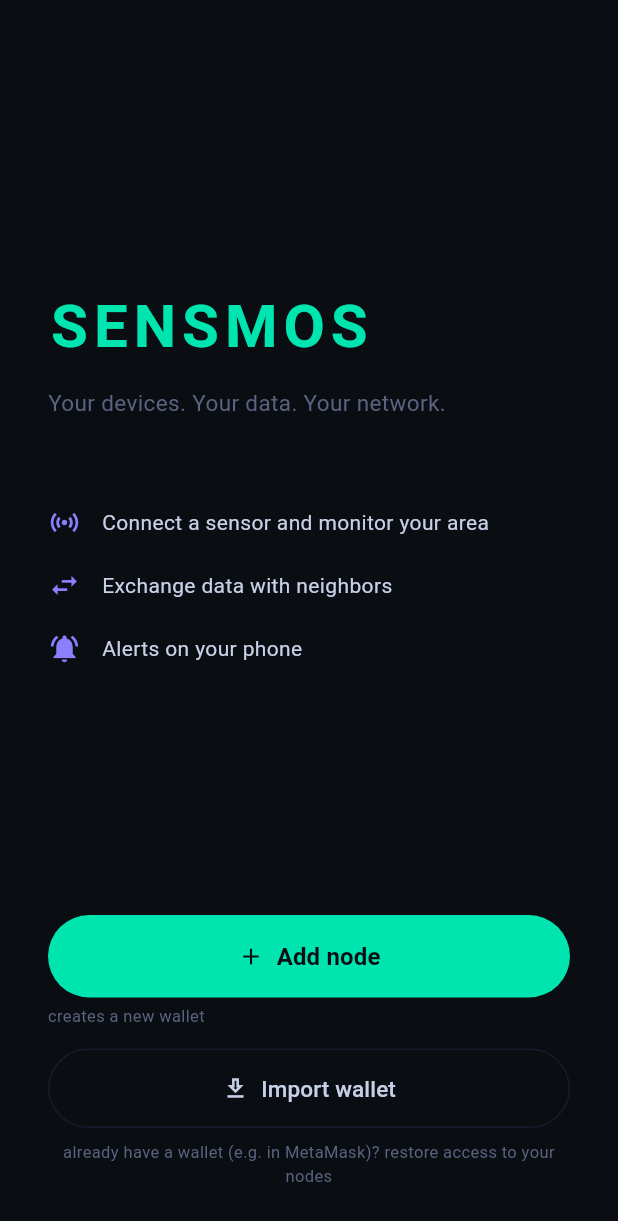
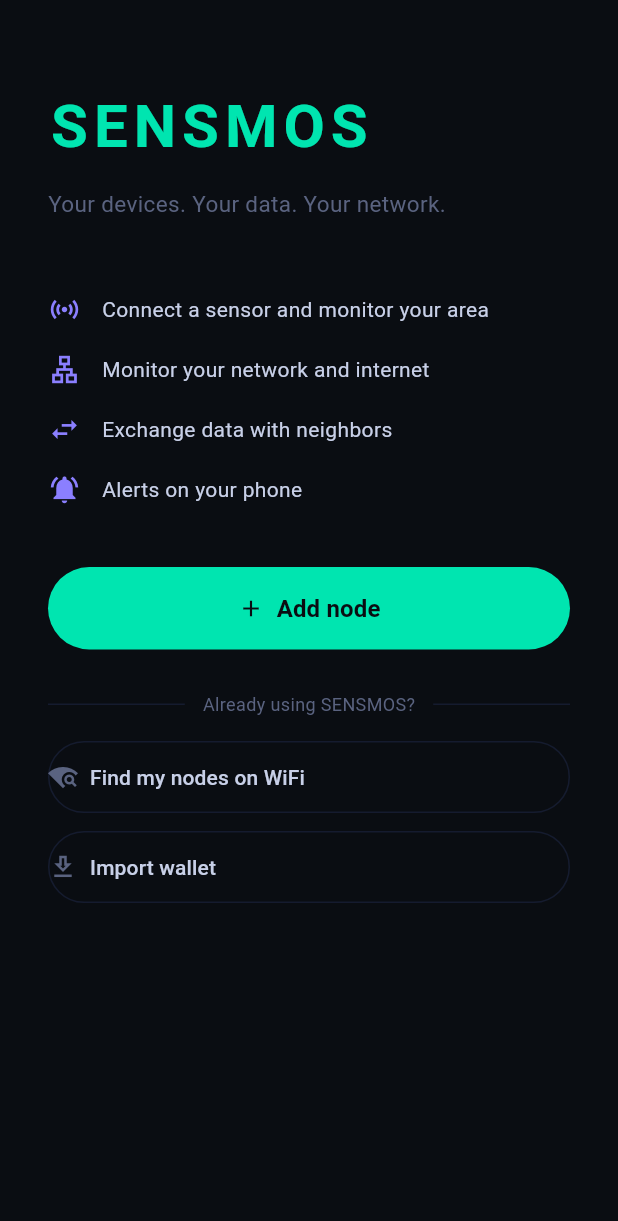
Before and after one commit to Galusz/sensmos-app, a Flutter app: the screen it shows after launch, on a phone screen of 412 x 824 dp. Shown: the top 1221 px of the screen. Run offline on Flutter 3.47's test engine with Material 3 defaults, Android fonts, the phone set to English and light mode, and no system bars; our stand-ins replace equatable, firebase_core, firebase_messaging, flutter_bloc, flutter_blue_plus, flutter_secure_storage and 4 more; missing offline and left inert: pointycastle, web3dart; accounts and stored records are empty.

Commit message:
v1.1.9: welcome — 3 clear paths; permanent node delete only in network section
- Welcome: primary 'Add node' (no wallet-jargon), then a divider + 'Already using
  SENSMOS?' with 'Find my nodes on WiFi' (opens LAN search directly) and 'Import wallet'.
  Added 'monitor your network' to the value bullets.
- Fixed 'deactivated widget ancestor' crash on wallet import (dispatch WalletImported last).
- Permanent network delete removed from a node's own Settings; it lives only in the
  'My nodes on the network' section (delete belongs to the network view, not local config).

```diff
--- a/lib/l10n.dart
+++ b/lib/l10n.dart
@@ -226,6 +226,9 @@
   "Kopiuj ID": "Copy ID",
   "Importuj klucz prywatny": "Import private key",
   "Importuj portfel": "Import wallet",
+  "Monitoruj sieć i internet": "Monitor your network and internet",
+  "Korzystałeś już z SENSMOS?": "Already using SENSMOS?",
+  "Wyszukaj moje nody w sieci WiFi": "Find my nodes on WiFi",
   "Dodaj node": "Add node",
   "tworzy nowy portfel": "creates a new wallet",
   "masz już portfel (np. w MetaMask)? odzyskaj dostęp do swoich nodów": "already have a wallet (e.g. in MetaMask)? restore access to your nodes",
--- a/lib/screens/node/node_manager_screen.dart
+++ b/lib/screens/node/node_manager_screen.dart
@@ -13,8 +13,9 @@
 import '../../l10n.dart';
 
 class NodeManagerScreen extends StatefulWidget {
-  const NodeManagerScreen({super.key, this.popOnActivate = false});
+  const NodeManagerScreen({super.key, this.popOnActivate = false, this.initialTab});
   final bool popOnActivate;
+  final int? initialTab;   // 0=Dodaj 1=Szukaj 2=Ręcznie (z ekranu welcome)
   @override State<NodeManagerScreen> createState() => _NodeManagerScreenState();
 }
 
@@ -27,7 +28,7 @@
 }
 
 class _NodeManagerScreenState extends State<NodeManagerScreen> {
-  _Tab    _tab     = _Tab.add;
+  late _Tab _tab = _Tab.values[widget.initialTab ?? 0];
   bool    _busy    = false;
   String  _status  = '';
   String? _error;
--- a/lib/screens/onboarding/onboarding_screen.dart
+++ b/lib/screens/onboarding/onboarding_screen.dart
@@ -7,14 +7,14 @@
 import '../../services/wallet_service.dart';
 import '../node/node_manager_screen.dart';
 
-/// Ekran powitalny (welcome). Dwie sciezki: dodaj node (tworzy nowy portfel
-/// przy pierwszym nodzie) albo zaimportuj istniejacy portfel (np. z MetaMask).
+/// Ekran powitalny (welcome). Nowy start (dodaj node) — albo, jeśli już
+/// korzystałeś z SENSMOS: wyszukaj swoje nody w WiFi lub zaimportuj portfel.
 class OnboardingScreen extends StatelessWidget {
   const OnboardingScreen({super.key});
 
-  void _addNode(BuildContext context) {
+  void _openNodeManager(BuildContext context, int tab) {
     Navigator.push(context,
-        MaterialPageRoute(builder: (_) => const NodeManagerScreen()));
+        MaterialPageRoute(builder: (_) => NodeManagerScreen(initialTab: tab)));
   }
 
   Future<void> _importWallet(BuildContext context) async {
@@ -44,15 +44,16 @@
       ),
     );
     if (pk == null || pk.isEmpty) return;
+    // Wszystko wyłuskane PRZED await; WalletImported (przełącza ekran → dispose) na końcu.
     final ws = context.read<WalletService>();
     final messenger = ScaffoldMessenger.of(context);
     final bloc = context.read<CoreBloc>();
     try {
       final w = await ws.restore(pk);
-      bloc.add(WalletImported());
       messenger.showSnackBar(SnackBar(content: Text(
           tr('Portfel zaimportowany: %s',
              ['${w.address.substring(0,6)}…${w.address.substring(w.address.length-4)}']))));
+      bloc.add(WalletImported());
     } catch (_) {
       messenger.showSnackBar(SnackBar(
           content: Text(tr('Nieprawidłowy klucz prywatny')),
@@ -64,13 +65,12 @@
   Widget build(BuildContext context) {
     return Scaffold(
       body: SafeArea(
-        child: Padding(
+        child: SingleChildScrollView(
           padding: const EdgeInsets.all(32),
           child: Column(
-            mainAxisAlignment: MainAxisAlignment.center,
             crossAxisAlignment: CrossAxisAlignment.start,
             children: [
-              const Spacer(),
+              const SizedBox(height: 24),
               const Text('SENSMOS',
                   style: TextStyle(
                       color: AppTheme.teal,
@@ -80,15 +80,18 @@
               const SizedBox(height: 12),
               Text(tr('Twoje urządzenia. Twoje dane. Twoja sieć.'),
                   style: const TextStyle(color: AppTheme.muted, fontSize: 15)),
-              const SizedBox(height: 48),
+              const SizedBox(height: 40),
               _bullet(Icons.sensors, tr('Podłącz czujnik i monitoruj okolicę')),
+              _bullet(Icons.lan_outlined, tr('Monitoruj sieć i internet')),
               _bullet(Icons.swap_horiz, tr('Wymieniaj dane z sąsiadami')),
               _bullet(Icons.notifications_active, tr('Alerty na telefon')),
-              const Spacer(),
+              const SizedBox(height: 32),
+
+              // ── Nowy start ──
               SizedBox(
                 width: double.infinity,
                 child: FilledButton.icon(
-                  onPressed: () => _addNode(context),
+                  onPressed: () => _openNodeManager(context, 0),
                   style: FilledButton.styleFrom(
                     backgroundColor: AppTheme.teal,
                     foregroundColor: AppTheme.bg,
@@ -99,29 +102,32 @@
                       style: const TextStyle(fontSize: 16, fontWeight: FontWeight.bold)),
                 ),
               ),
-              const SizedBox(height: 4),
-              Text(tr('tworzy nowy portfel'),
-                  style: const TextStyle(color: AppTheme.muted, fontSize: 11),
-                  textAlign: TextAlign.center),
-              const SizedBox(height: 14),
-              SizedBox(
-                width: double.infinity,
-                child: OutlinedButton.icon(
-                  onPressed: () => _importWallet(context),
-                  style: OutlinedButton.styleFrom(
-                    foregroundColor: AppTheme.text,
-                    side: const BorderSide(color: AppTheme.border),
-                    padding: const EdgeInsets.symmetric(vertical: 16),
-                  ),
-                  icon: const Icon(Icons.download_outlined),
-                  label: Text(tr('Importuj portfel'),
-                      style: const TextStyle(fontSize: 15)),
+
+              const SizedBox(height: 28),
+              Row(children: [
+                const Expanded(child: Divider(color: AppTheme.border)),
+                Padding(
+                  padding: const EdgeInsets.symmetric(horizontal: 12),
+                  child: Text(tr('Korzystałeś już z SENSMOS?'),
+                      style: const TextStyle(color: AppTheme.muted, fontSize: 12)),
                 ),
+                const Expanded(child: Divider(color: AppTheme.border)),
+              ]),
+              const SizedBox(height: 16),
+
+              // ── Powracający ──
+              _secondary(
+                icon: Icons.wifi_find,
+                label: tr('Wyszukaj moje nody w sieci WiFi'),
+                onTap: () => _openNodeManager(context, 1),
               ),
-              const SizedBox(height: 8),
-              Text(tr('masz już portfel (np. w MetaMask)? odzyskaj dostęp do swoich nodów'),
-                  style: const TextStyle(color: AppTheme.muted, fontSize: 11),
-                  textAlign: TextAlign.center),
+              const SizedBox(height: 12),
+              _secondary(
+                icon: Icons.download_outlined,
+                label: tr('Importuj portfel'),
+                onTap: () => _importWallet(context),
+              ),
+              const SizedBox(height: 24),
             ],
           ),
         ),
@@ -129,8 +135,25 @@
     );
   }
 
+  Widget _secondary(
+          {required IconData icon, required String label, required VoidCallback onTap}) =>
+      SizedBox(
+        width: double.infinity,
+        child: OutlinedButton.icon(
+          onPressed: onTap,
+          style: OutlinedButton.styleFrom(
+            foregroundColor: AppTheme.text,
+            side: const BorderSide(color: AppTheme.border),
+            padding: const EdgeInsets.symmetric(vertical: 14),
+            alignment: Alignment.centerLeft,
+          ),
+          icon: Icon(icon, size: 20, color: AppTheme.muted),
+          label: Text(label, style: const TextStyle(fontSize: 14)),
+        ),
+      );
+
   Widget _bullet(IconData icon, String text) => Padding(
-        padding: const EdgeInsets.symmetric(vertical: 10),
+        padding: const EdgeInsets.symmetric(vertical: 9),
         child: Row(children: [
           Icon(icon, color: AppTheme.purple, size: 22),
           const SizedBox(width: 14),
--- a/lib/screens/settings/settings_screen.dart
+++ b/lib/screens/settings/settings_screen.dart
@@ -42,7 +42,7 @@
             ListTile(
               leading: const Icon(Icons.info_outline, color: AppTheme.muted),
               title: Text(tr('Wersja'), style: const TextStyle(color: AppTheme.text)),
-              trailing: const Text('1.1.8',
+              trailing: const Text('1.1.9',
                   style: TextStyle(color: AppTheme.muted, fontSize: 13)),
             ),
             const Divider(color: AppTheme.border, height: 1),
--- a/pubspec.yaml
+++ b/pubspec.yaml
@@ -1,7 +1,7 @@
 name: sensmos_app
 description: SENSMOS — sieć inteligentnych czujników
 publish_to: 'none'
-version: 1.1.8+10
+version: 1.1.9+11
 
 environment:
   sdk: '>=3.0.0 <4.0.0'
```
Also changed, not shown: lib/screens/node_config/node_config_screen.dart (+0 -62 lines).
